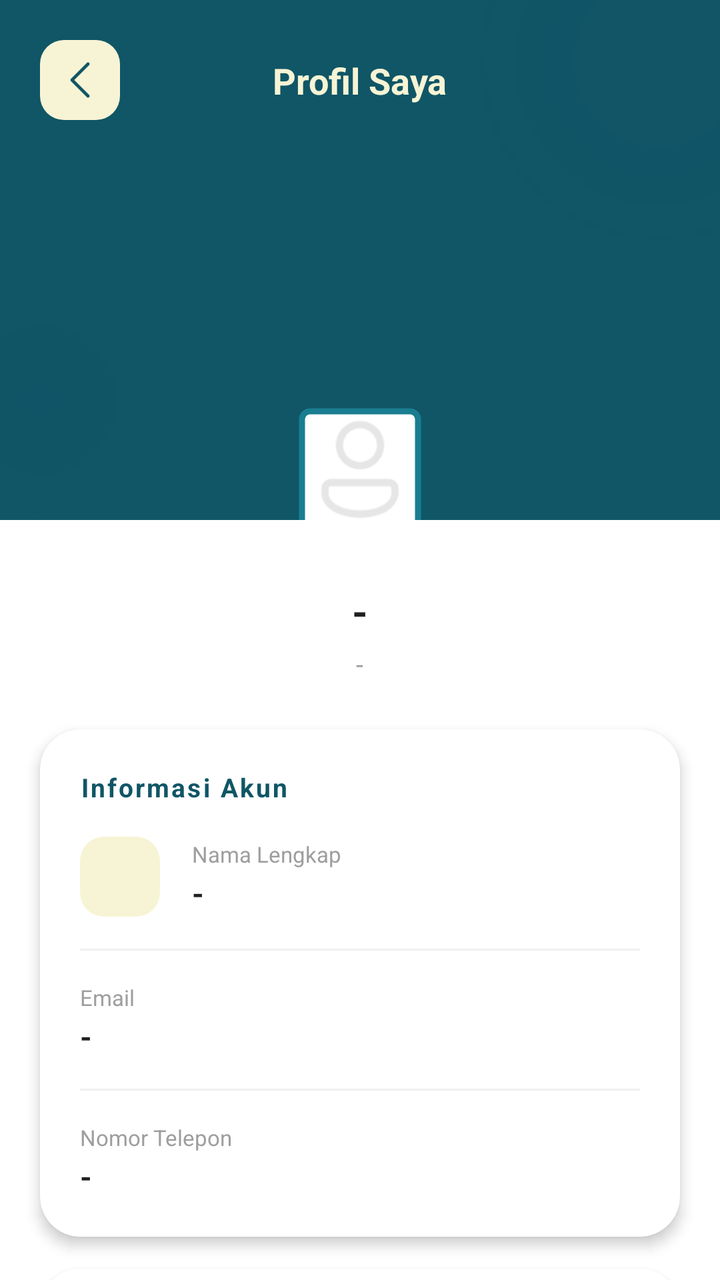
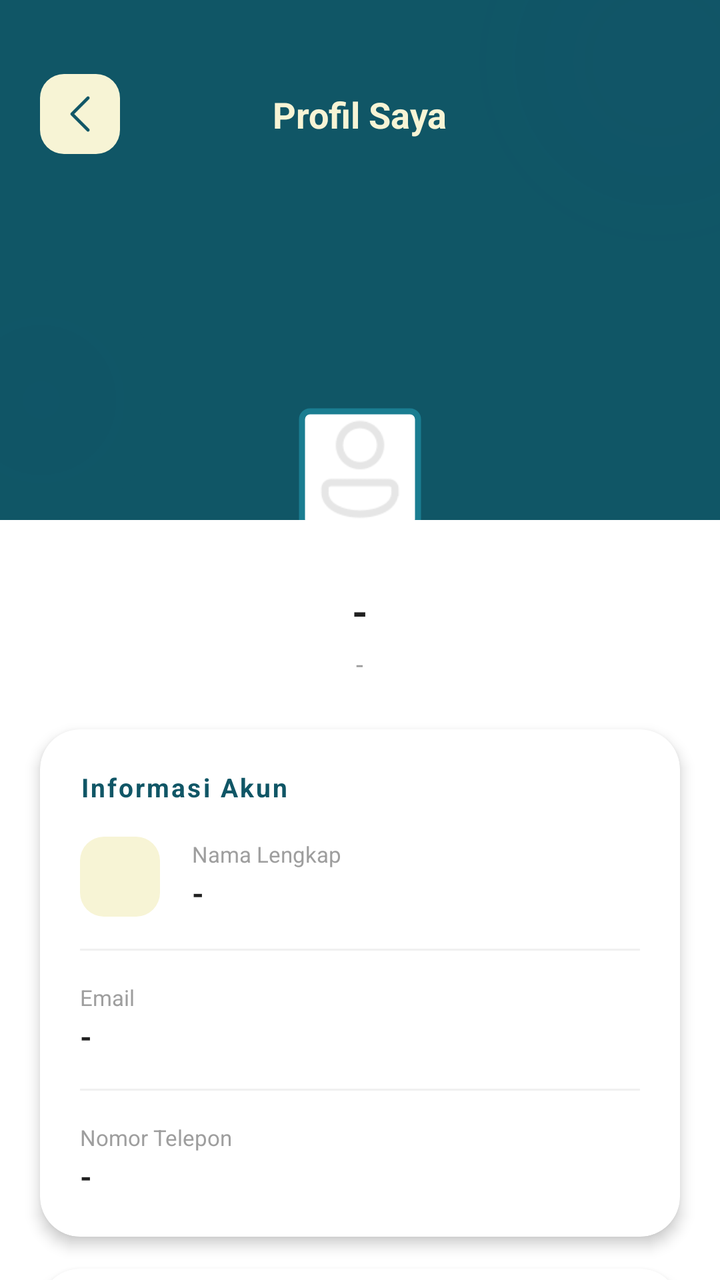

Two renders of the same Android screen: before a commit and after it. Below are the layout's source before the change and the commit's diff.
<!-- AndroidManifest.xml: application theme Theme.Penjualan -->
<!-- res/layout/activity_profile.xml -->
<?xml version="1.0" encoding="utf-8"?>
<androidx.coordinatorlayout.widget.CoordinatorLayout
    xmlns:android="http://schemas.android.com/apk/res/android"
    xmlns:app="http://schemas.android.com/apk/res-auto"
    android:layout_width="match_parent"
    android:layout_height="match_parent"
    android:background="@color/white">

    
    <androidx.core.widget.NestedScrollView
        android:layout_width="match_parent"
        android:layout_height="match_parent">

        <LinearLayout
            android:layout_width="match_parent"
            android:layout_height="wrap_content"
            android:orientation="vertical">

            
            <androidx.constraintlayout.widget.ConstraintLayout
                android:layout_width="match_parent"
                android:layout_height="260dp"
                android:background="@color/teal_deep">

                
                <View
                    android:layout_width="180dp"
                    android:layout_height="180dp"
                    android:layout_marginTop="-60dp"
                    android:layout_marginEnd="-60dp"
                    android:alpha="0.15"
                    android:background="@drawable/bg_circle_gradient"
                    app:layout_constraintEnd_toEndOf="parent"
                    app:layout_constraintTop_toTopOf="parent" />

                
                <View
                    android:layout_width="120dp"
                    android:layout_height="120dp"
                    android:layout_marginStart="-40dp"
                    android:alpha="0.10"
                    android:background="@drawable/bg_circle_gradient"
                    app:layout_constraintBottom_toBottomOf="parent"
                    app:layout_constraintStart_toStartOf="parent" />

                
                <ImageView
                    android:id="@+id/btnBack"
                    android:layout_width="40dp"
                    android:layout_height="40dp"
                    android:layout_marginStart="20dp"
                    android:layout_marginTop="20dp"
                    android:background="@drawable/bg_btn_back"
                    android:padding="8dp"
                    android:src="@drawable/ic_back"
                    app:tint="@color/teal_deep"
                    app:layout_constraintStart_toStartOf="parent"
                    app:layout_constraintTop_toTopOf="parent" />

                
                <TextView
                    android:layout_width="wrap_content"
                    android:layout_height="wrap_content"
                    android:text="Profil Saya"
                    android:textColor="@color/cream"
                    android:textSize="18sp"
                    android:textStyle="bold"
                    app:layout_constraintBottom_toBottomOf="@id/btnBack"
                    app:layout_constraintEnd_toEndOf="parent"
                    app:layout_constraintStart_toStartOf="parent"
                    app:layout_constraintTop_toTopOf="@id/btnBack" />

                
                <com.google.android.material.imageview.ShapeableImageView
                    android:id="@+id/ivAvatarProfile"
                    android:layout_width="90dp"
                    android:layout_height="90dp"
                    android:layout_marginBottom="-20dp"
                    android:background="@color/white"
                    android:padding="16dp"
                    android:src="@drawable/ic_profile"
                    app:shapeAppearanceOverlay="@style/ShapeAppearance.MaterialComponents.SmallComponent"
                    app:strokeColor="@color/teal_light"
                    app:strokeWidth="3dp"
                    app:layout_constraintBottom_toBottomOf="parent"
                    app:layout_constraintEnd_toEndOf="parent"
                    app:layout_constraintStart_toStartOf="parent" />

            </androidx.constraintlayout.widget.ConstraintLayout>

            
            <Space
                android:layout_width="match_parent"
                android:layout_height="32dp" />

            
            <TextView
                android:id="@+id/tvNamaHeader"
                android:layout_width="wrap_content"
                android:layout_height="wrap_content"
                android:layout_gravity="center"
                android:text="-"
                android:textColor="#212121"
                android:textSize="20sp"
                android:textStyle="bold" />

            <TextView
                android:id="@+id/tvEmailHeader"
                android:layout_width="wrap_content"
                android:layout_height="wrap_content"
                android:layout_gravity="center"
                android:layout_marginTop="4dp"
                android:text="-"
                android:textColor="#9E9E9E"
                android:textSize="13sp" />

            
            <androidx.cardview.widget.CardView
                android:layout_width="match_parent"
                android:layout_height="wrap_content"
                android:layout_marginHorizontal="20dp"
                android:layout_marginTop="24dp"
                app:cardCornerRadius="20dp"
                app:cardElevation="4dp"
                app:cardBackgroundColor="#FFFFFF">

                <LinearLayout
                    android:layout_width="match_parent"
                    android:layout_height="wrap_content"
                    android:orientation="vertical"
                    android:padding="20dp">

                    
                    <TextView
                        android:layout_width="wrap_content"
                        android:layout_height="wrap_content"
                        android:layout_marginBottom="16dp"
                        android:text="Informasi Akun"
                        android:textColor="@color/teal_deep"
                        android:textSize="13sp"
                        android:textStyle="bold"
                        android:letterSpacing="0.08" />

                    
                    <LinearLayout
                        android:layout_width="match_parent"
                        android:layout_height="wrap_content"
                        android:orientation="horizontal"
                        android:gravity="center_vertical"
                        android:layout_marginBottom="16dp">

                        <View
                            android:layout_width="40dp"
                            android:layout_height="40dp"
                            android:background="@drawable/bg_icon_info"
                            android:layout_marginEnd="16dp" />

                        
                        <LinearLayout
                            android:layout_width="0dp"
                            android:layout_height="wrap_content"
                            android:layout_weight="1"
                            android:orientation="vertical">
                            <TextView
                                android:layout_width="wrap_content"
                                android:layout_height="wrap_content"
                                android:text="Nama Lengkap"
                                android:textColor="#9E9E9E"
                                android:textSize="11sp" />
                            <TextView
                                android:id="@+id/tvNamaProfil"
                                android:layout_width="wrap_content"
                                android:layout_height="wrap_content"
                                android:layout_marginTop="2dp"
                                android:text="-"
                                android:textColor="#212121"
                                android:textSize="15sp"
                                android:textStyle="bold" />
                        </LinearLayout>
                    </LinearLayout>

                    <View
                        android:layout_width="match_parent"
                        android:layout_height="1dp"
                        android:background="#F0F0F0"
                        android:layout_marginBottom="16dp" />

                    
                    <LinearLayout
                        android:layout_width="match_parent"
                        android:layout_height="wrap_content"
                        android:orientation="horizontal"
                        android:gravity="center_vertical"
                        android:layout_marginBottom="16dp">

                        <LinearLayout
                            android:layout_width="0dp"
                            android:layout_height="wrap_content"
                            android:layout_weight="1"
                            android:orientation="vertical">
                            <TextView
                                android:layout_width="wrap_content"
                                android:layout_height="wrap_content"
                                android:text="Email"
                                android:textColor="#9E9E9E"
                                android:textSize="11sp" />
                            <TextView
                                android:id="@+id/tvEmailProfil"
                                android:layout_width="wrap_content"
                                android:layout_height="wrap_content"
                                android:layout_marginTop="2dp"
                                android:text="-"
                                android:textColor="#212121"
                                android:textSize="15sp"
                                android:textStyle="bold" />
                        </LinearLayout>
                    </LinearLayout>

                    <View
                        android:layout_width="match_parent"
                        android:layout_height="1dp"
                        android:background="#F0F0F0"
                        android:layout_marginBottom="16dp" />

                    
                    <LinearLayout
                        android:layout_width="match_parent"
                        android:layout_height="wrap_content"
                        android:orientation="horizontal"
                        android:gravity="center_vertical">

                        <LinearLayout
                            android:layout_width="0dp"
                            android:layout_height="wrap_content"
                            android:layout_weight="1"
                            android:orientation="vertical">
                            <TextView
                                android:layout_width="wrap_content"
                                android:layout_height="wrap_content"
                                android:text="Nomor Telepon"
                                android:textColor="#9E9E9E"
                                android:textSize="11sp" />
                            <TextView
                                android:id="@+id/tvTelpProfil"
                                android:layout_width="wrap_content"
                                android:layout_height="wrap_content"
                                android:layout_marginTop="2dp"
                                android:text="-"
                                android:textColor="#212121"
                                android:textSize="15sp"
                                android:textStyle="bold" />
                        </LinearLayout>
                    </LinearLayout>

                </LinearLayout>
            </androidx.cardview.widget.CardView>

            
            <androidx.cardview.widget.CardView
                android:layout_width="match_parent"
                android:layout_height="wrap_content"
                android:layout_marginHorizontal="20dp"
                android:layout_marginTop="16dp"
                android:layout_marginBottom="32dp"
                app:cardCornerRadius="20dp"
                app:cardElevation="4dp"
                app:cardBackgroundColor="#FFFFFF">

                <LinearLayout
                    android:layout_width="match_parent"
                    android:layout_height="wrap_content"
                    android:orientation="vertical"
                    android:padding="8dp">

                    <com.google.android.material.button.MaterialButton
                        android:id="@+id/btnLogout"
                        style="@style/Widget.MaterialComponents.Button.OutlinedButton"
                        android:layout_width="match_parent"
                        android:layout_height="56dp"
                        android:text="Keluar Akun"
                        android:textColor="#E53935"
                        android:textSize="15sp"
                        android:textStyle="bold"
                        app:cornerRadius="14dp"
                        app:strokeColor="#FFCDD2"
                        app:strokeWidth="1dp"
                        app:icon="@drawable/ic_logout"
                        app:iconTint="#E53935"
                        app:iconGravity="textStart"
                        app:iconPadding="12dp" />

                </LinearLayout>
            </androidx.cardview.widget.CardView>

        </LinearLayout>
    </androidx.core.widget.NestedScrollView>

</androidx.coordinatorlayout.widget.CoordinatorLayout>
<!-- resources referenced by this layout -->
<resources>
  <color name="cream">#F7F4D5</color>
  <color name="teal_deep">#105666</color>
  <color name="teal_light">#1A7D91</color>
  <color name="white">#FFFFFFFF</color>
  <!-- drawable bg_btn_back (drawable) -->
  <?xml version="1.0" encoding="utf-8"?>
  <shape xmlns:android="http://schemas.android.com/apk/res/android"
      android:shape="rectangle">
      <solid android:color="@color/cream" />
      <corners android:radius="12dp" />
  </shape>
  <!-- drawable bg_circle_gradient (drawable) -->
  <?xml version="1.0" encoding="utf-8"?>
  <shape xmlns:android="http://schemas.android.com/apk/res/android"
      android:shape="oval">
      <gradient
          android:startColor="#1A673AB7"
          android:endColor="#00673AB7"
          android:type="radial"
          android:gradientRadius="150dp" />
  </shape>
  <!-- drawable bg_icon_info (drawable) -->
  <?xml version="1.0" encoding="utf-8"?>
  <shape xmlns:android="http://schemas.android.com/apk/res/android"
      android:shape="rectangle">
      <solid android:color="@color/cream" />
      <corners android:radius="12dp" />
  </shape>
  <!-- drawable ic_back: png bitmap (drawable, 536 bytes) -->
  <!-- drawable ic_logout: png bitmap (drawable, 1111 bytes) -->
  <!-- drawable ic_profile: png bitmap (drawable, 2111 bytes) -->
  <style name="Theme.Penjualan" parent="Base.Theme.Penjualan" />
  <style name="Base.Theme.Penjualan" parent="Theme.Material3.DayNight.NoActionBar">
          
          <item name="colorPrimary">@color/teal_deep</item>
          <item name="colorOnPrimary">@color/cream</item>
          <item name="colorPrimaryContainer">@color/teal_light</item>
          <item name="colorOnPrimaryContainer">@color/white</item>
  
          <item name="colorSecondary">@color/teal_light</item>
          <item name="colorOnSecondary">@color/white</item>
  
          <item name="android:windowBackground">@color/white</item>
          <item name="android:statusBarColor">@color/teal_deep</item>
      </style>
</resources>

<!-- the commit's change to res/layout/activity_profile.xml (unified diff, before → after) -->
@@ -49,7 +49,7 @@
                     android:layout_width="40dp"
                     android:layout_height="40dp"
                     android:layout_marginStart="20dp"
-                    android:layout_marginTop="20dp"
+                    android:layout_marginTop="37dp"
                     android:background="@drawable/bg_btn_back"
                     android:padding="8dp"
                     android:src="@drawable/ic_back"
